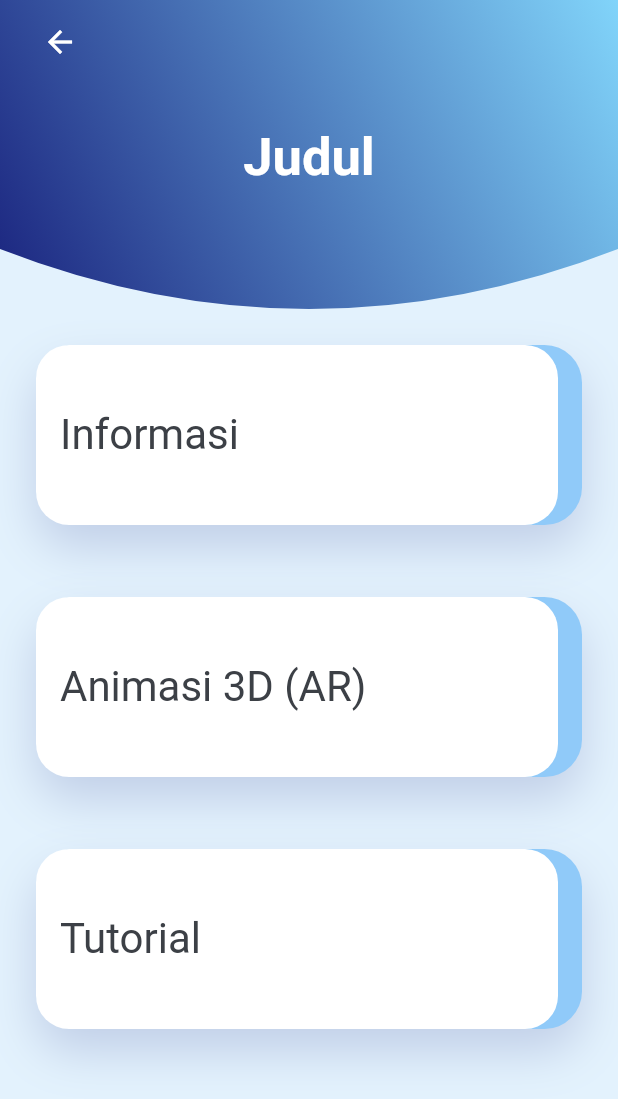
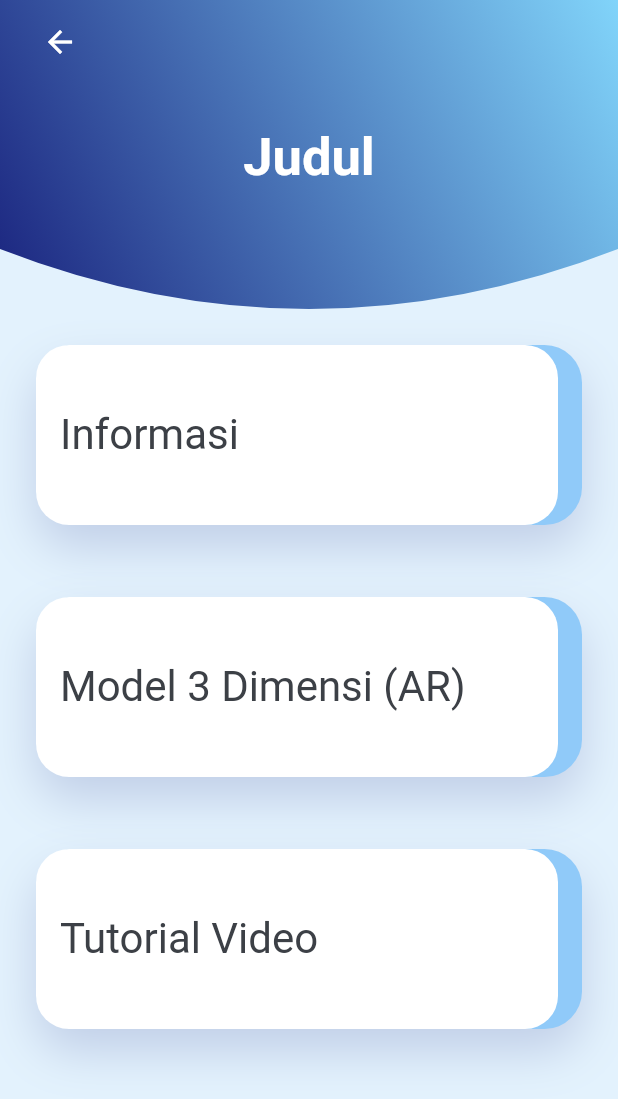
Before and after one commit to ellen1tic/markerless-flutter, a Flutter app: the DetailInstrument screen opened directly, on a phone screen of 412 x 824 dp. Shown: the top 1099 px of the screen. Run offline on Flutter 3.47's test engine with Material 2 defaults, Android fonts, the light colour scheme and no system bars; our stand-ins replace firebase_database, flutter_svg, shared_preferences, youtube_player_flutter; missing offline and left inert: flutter_unity_widget; accounts and stored records are empty; Roboto replaces fonts that are missing (Poppins); project files that could hold a hidden picture were left out.

Commit message:
fix several bug

```diff
--- a/lib/layouts/header.dart
+++ b/lib/layouts/header.dart
@@ -27,7 +27,7 @@ class Header extends StatelessWidget {
             Align(
               // child: SvgPicture.asset("assets/icons/logobmr.svg"),
               child: SvgPicture.asset(
-                "assets/icons/logobmr3.svg",
+                "assets/images/logobmr.svg",
                 alignment: Alignment.center,
                 fit: BoxFit.cover,
                 width: MediaQuery.of(context).size.height / 4,
--- a/lib/main.dart
+++ b/lib/main.dart
@@ -28,7 +28,7 @@ class MyApp extends StatelessWidget {
           bodyText1: TextStyle(color: kBackgroundColor),
         ),
       ),
-      home: isViewed != 0 ? OnBoardingScreen() : HomeScreen(),
+      home: HomeScreen(),
     );
   }
 }
--- a/lib/pages/home/ARModel.dart
+++ b/lib/pages/home/ARModel.dart
@@ -34,7 +34,7 @@ class _ARModelState extends State<ARModel> {
           Flexible(
             flex: 1,
             child: HeaderDetail(
-              headerTitle: "Model 3D\n" + widget.instrumentName,
+              headerTitle: "Model 3 Dimensi (AR)\n" + widget.instrumentName,
             ),
           ),
           Flexible(
--- a/lib/pages/home/DetailInstrument.dart
+++ b/lib/pages/home/DetailInstrument.dart
@@ -85,11 +85,11 @@ class _DetailInstrumentState extends State<DetailInstrument> {
                   routes: _informasiRoute,
                 ),
                 CustomCard(
-                  text: "Animasi 3D (AR)",
+                  text: "Model 3 Dimensi (AR)",
                   routes: _ar3DRoute,
                 ),
                 CustomCard(
-                  text: "Tutorial",
+                  text: "Tutorial Video",
                   routes: _tutorialRoute,
                 ),
               ],
--- a/lib/pages/home/Information.dart
+++ b/lib/pages/home/Information.dart
@@ -202,7 +202,7 @@ Container containerInfo(data, db, size) {
                               mainAxisAlignment: MainAxisAlignment.center,
                               children: [
                                 Text(
-                                  "Tidak ada data ...",
+                                  "",
                                   style: TextStyle(
                                     fontSize: 24,
                                     fontWeight: FontWeight.bold,
@@ -219,7 +219,7 @@ Container containerInfo(data, db, size) {
                             mainAxisAlignment: MainAxisAlignment.center,
                             children: [
                               Text(
-                                "Tidak ada data ...",
+                                "",
                                 style: TextStyle(
                                   fontSize: 24,
                                   fontWeight: FontWeight.bold,
```
Also changed, not shown: lib/pages/PanduanPage.dart (+12 -5 lines), assets/images/Gambus.png (added), assets/images/gendang.png, assets/images/logobmr.svg (added), 13 other files.
